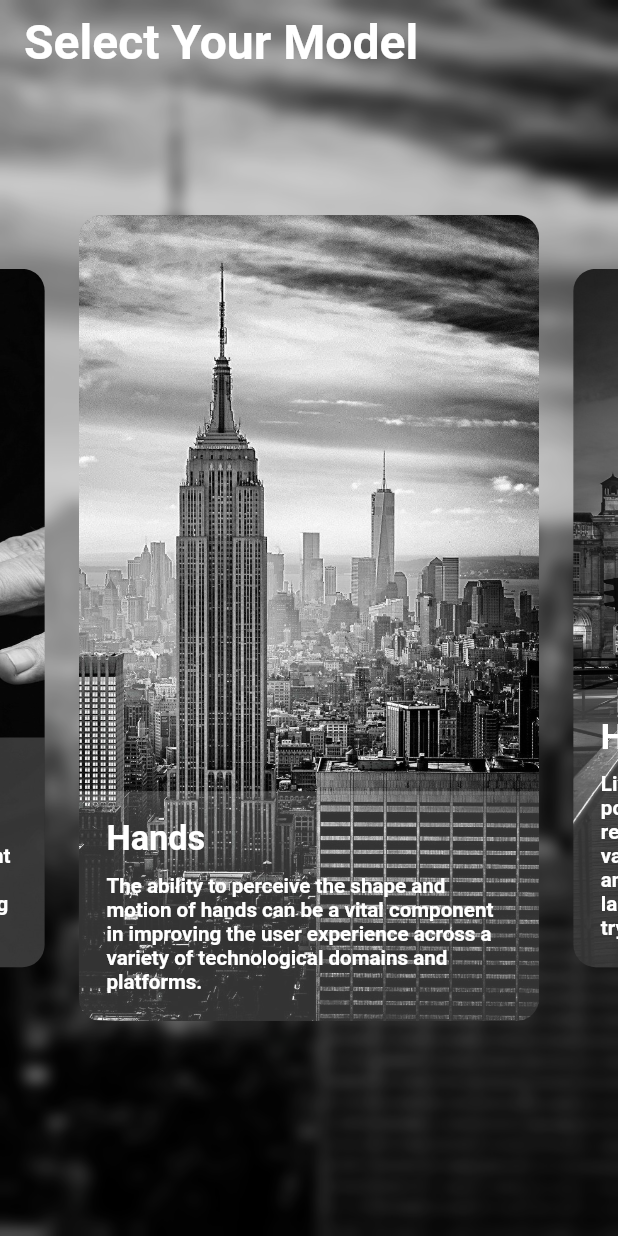
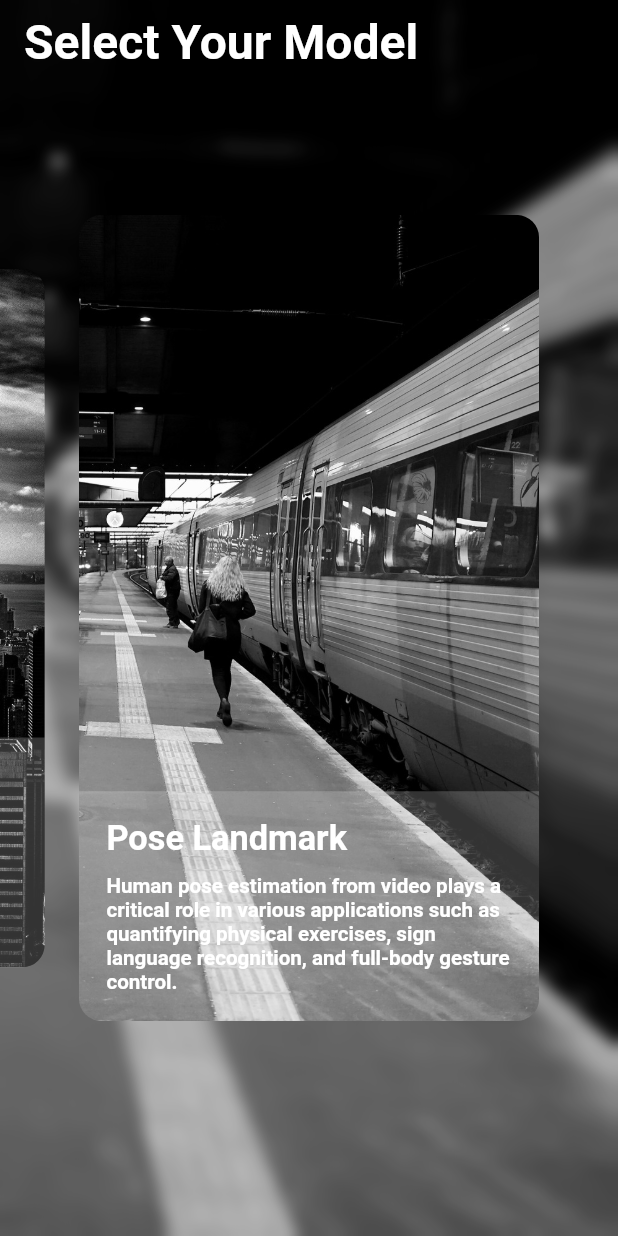
Before and after one commit to JaeHeee/FlutterWithMediaPipe, a Flutter app: the screen it shows after launch, swiped to page 4, on a phone screen of 412 x 824 dp. Run offline on Flutter 3.47's test engine with Material 2 defaults, Android fonts, the phone set to English and light mode, and no system bars; our stand-ins replace camera, flutter_screenutil; missing offline and left inert: scidart, tflite_flutter, tflite_flutter_helper.

Commit message:
chore: Delete tflite file

```diff
--- a/lib/constants/data.dart
+++ b/lib/constants/data.dart
@@ -14,38 +14,17 @@ const models = [
     'model': 'models/face_landmark.tflite',
   },
   {
-    'title': 'Iris',
-    'text':
-        'A wide range of real-world applications, including computational photography (glint reflection) and augmented reality effects (virtual avatars) rely on accurately tracking the iris within an eye.',
-    'image': 'assets/images/man.jpg',
-    'model': 'models/iris_landmark.tflite',
-  },
-  {
     'title': 'Hands',
     'text':
         'The ability to perceive the shape and motion of hands can be a vital component in improving the user experience across a variety of technological domains and platforms.',
     'image': 'assets/images/new_york_city.jpg',
-    'model': 'models/hand_landmark_sparse.tflite',
-  },
-  {
-    'title': 'Holistic',
-    'text':
-        'Live perception of simultaneous human pose, face landmarks, and hand tracking in real-time on mobile devices can enable various modern life applications: fitness and sport analysis, gesture control and sign language recognition, augmented reality try-on and effects.',
-    'image': 'assets/images/paris.jpg',
-    'model': 'models/hand_recrop.tflite',
-  },
-  {
-    'title': 'Pose Detection',
-    'text':
-        'Human pose estimation from video plays a critical role in various applications such as quantifying physical exercises, sign language recognition, and full-body gesture control.',
-    'image': 'assets/images/st_petersburg_russia.jpg',
-    'model': 'models/pose_detection.tflite',
+    'model': 'models/hand_landmark.tflite',
   },
   {
     'title': 'Pose Landmark',
     'text':
         'Human pose estimation from video plays a critical role in various applications such as quantifying physical exercises, sign language recognition, and full-body gesture control.',
     'image': 'assets/images/train.jpg',
-    'model': 'models/pose_landmark.tflite',
+    'model': 'models/pose_landmark_full.tflite',
   },
 ];
```
Also changed, not shown: 6 other files.
